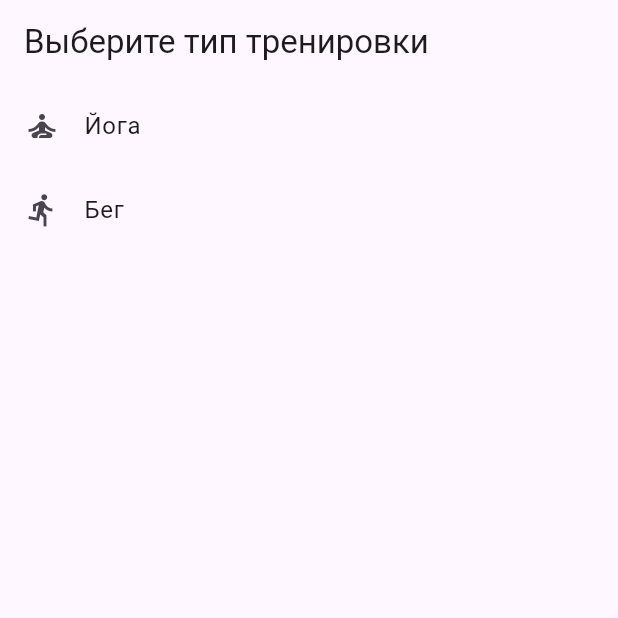
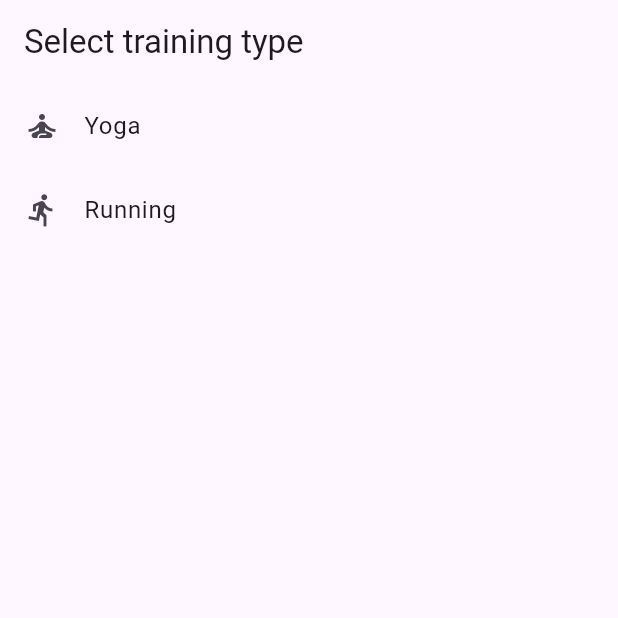
Before and after one commit to vasiario/my_revive_fitness, a Flutter app: the screen it shows after launch, on a phone screen of 412 x 824 dp, the top half of it. Run offline on Flutter 3.47's test engine with Material 3 defaults, Android fonts, the phone set to English and light mode, and no system bars; our stand-ins replace pedometer; missing offline and left inert: health.

```diff
--- a/lib/main.dart
+++ b/lib/main.dart
@@ -13,7 +13,7 @@ class WorkoutApp extends StatelessWidget {
       theme: ThemeData(
         primarySwatch: Colors.blue,
       ),
-      home: WorkoutSelectionScreen(), // Новый экран
+      home: WorkoutSelectionScreen(),
     );
   }
 }
--- a/lib/screens/workout_selection_screen.dart
+++ b/lib/screens/workout_selection_screen.dart
@@ -7,13 +7,13 @@ class WorkoutSelectionScreen extends StatelessWidget {
   Widget build(BuildContext context) {
     return Scaffold(
       appBar: AppBar(
-        title: Text('Выберите тип тренировки'),
+        title: Text('Select training type'),
       ),
       body: ListView(
         children: [
           ListTile(
             leading: Icon(Icons.self_improvement),
-            title: Text('Йога'),
+            title: Text('Yoga'),
             onTap: () {
               Navigator.push(
                 context,
@@ -25,7 +25,7 @@ class WorkoutSelectionScreen extends StatelessWidget {
           ),
           ListTile(
             leading: Icon(Icons.directions_run),
-            title: Text('Бег'),
+            title: Text('Running'),
             onTap: () {
               Navigator.push(
                 context,
--- a/lib/services/health_service.dart
+++ b/lib/services/health_service.dart
@@ -71,12 +71,11 @@ class HealthService {
     required DateTime workoutStartTime,
     required DateTime workoutEndTime,
     required BuildContext context,
-    required String workoutType, // Изменяем параметр для указания типа тренировки
+    required String workoutType,
     required int steps,
     required double distance,
   }) async {
     try {
-      // Определяем тип тренировки
       HealthWorkoutActivityType activityType;
       switch (workoutType.toLowerCase()) {
         case 'yoga':
@@ -91,7 +90,6 @@ class HealthService {
           break;
       }
 
-      // Сохраняем тренировку
       bool success = await health.writeWorkoutData(
         activityType: activityType,
         start: workoutStartTime,
```
Also changed, not shown: lib/screens/running_workout_screen.dart (+22 -3 lines), lib/screens/yoga_workout_screen.dart (+19 -2 lines).
